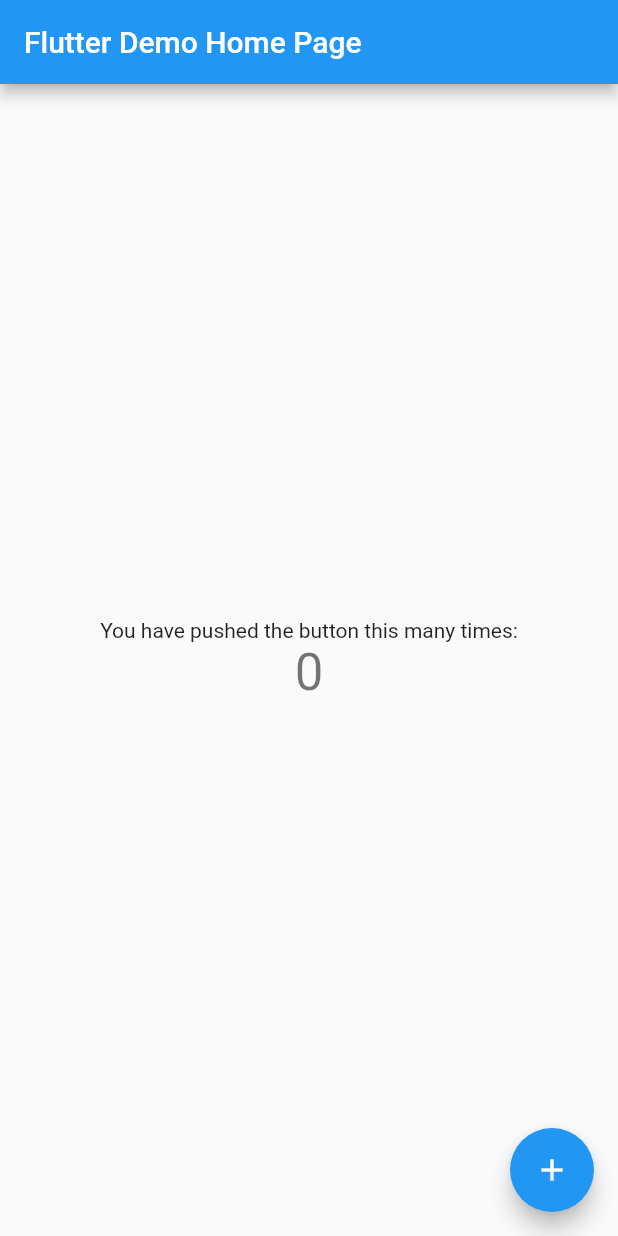
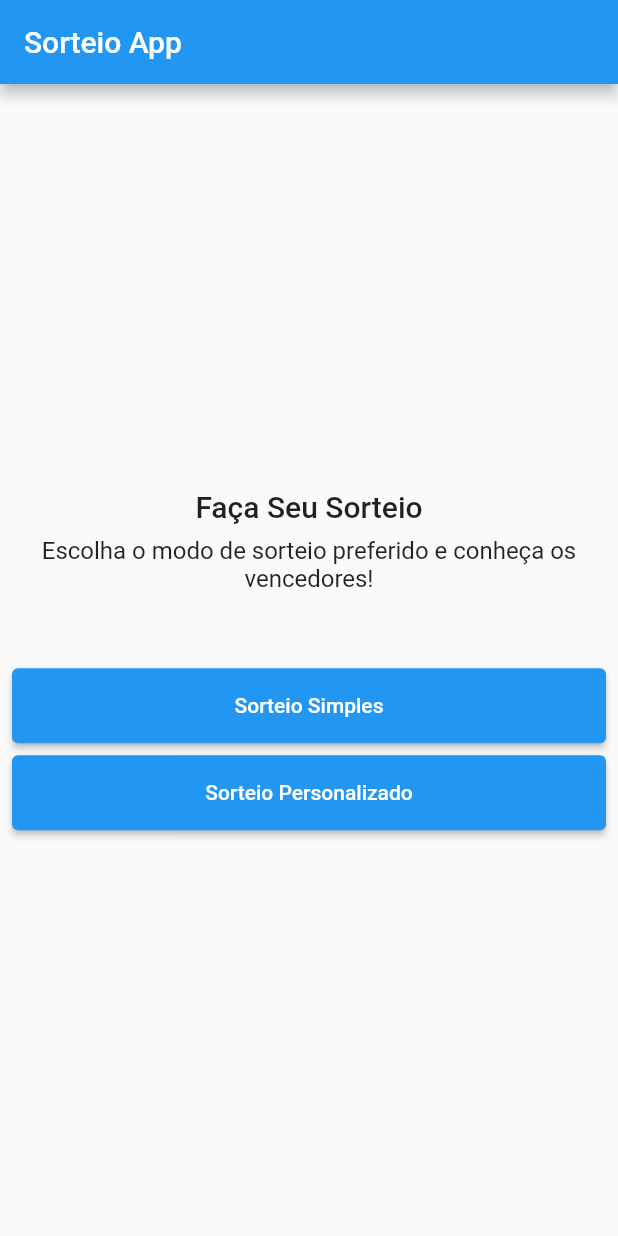
Before and after one commit to jhoneferreiradev/sorteio, a Flutter app: the screen it shows after launch, on a phone screen of 412 x 824 dp. Run offline on Flutter 3.47's test engine with Material 2 defaults, Android fonts, the phone set to English and light mode, and no system bars.

Commit message:
Finalização da primeira etapa do projeto.

```diff
--- /dev/null
+++ b/lib/app_routes.dart
@@ -0,0 +1,23 @@
+import 'package:flutter/material.dart';
+import 'package:sorteio/pages/home_page.dart';
+import 'package:sorteio/pages/sorteio_simples.dart';
+import 'package:sorteio/pages/sorteio_personalizado.dart';
+
+class AppRoutes {
+  static Map<String, Widget Function(BuildContext)> routes = {
+    HomePage.route_name: (context) => HomePage(),
+    PageSorteioSimples.route_name: (context) => PageSorteioSimples(),
+    PageSorteioPersonalizado.route_name: (context) => PageSorteioPersonalizado(),
+  };
+
+  static String initial = HomePage.route_name;
+
+  static GlobalKey<NavigatorState> navigatorKey = GlobalKey<NavigatorState>();
+
+  static goToPageSorteioSimples(BuildContext context) {
+    Navigator.of(context).pushNamed(PageSorteioSimples.route_name);
+  }
+  static goToPageSorteioPersonalizado(BuildContext context) {
+    Navigator.of(context).pushNamed(PageSorteioPersonalizado.route_name);
+  }
+}
--- a/lib/main.dart
+++ b/lib/main.dart
@@ -1,4 +1,8 @@
+import 'dart:math';
+
 import 'package:flutter/material.dart';
+import 'package:sorteio/app_routes.dart';
+import 'package:sorteio/pages/home_page.dart';
 
 void main() {
   runApp(const MyApp());
@@ -7,109 +11,28 @@ void main() {
 class MyApp extends StatelessWidget {
   const MyApp({Key? key}) : super(key: key);
 
-  // This widget is the root of your application.
   @override
   Widget build(BuildContext context) {
     return MaterialApp(
-      title: 'Flutter Demo',
+      title: 'Sorteio App',
+      debugShowCheckedModeBanner: false,
       theme: ThemeData(
-        // This is the theme of your application.
-        //
-        // Try running your application with "flutter run". You'll see the
-        // application has a blue toolbar. Then, without quitting the app, try
-        // changing the primarySwatch below to Colors.green and then invoke
-        // "hot reload" (press "r" in the console where you ran "flutter run",
-        // or simply save your changes to "hot reload" in a Flutter IDE).
-        // Notice that the counter didn't reset back to zero; the application
-        // is not restarted.
         primarySwatch: Colors.blue,
       ),
-      home: const MyHomePage(title: 'Flutter Demo Home Page'),
+      initialRoute: AppRoutes.initial,
+      routes: AppRoutes.routes,
     );
   }
 }
 
-class MyHomePage extends StatefulWidget {
-  const MyHomePage({Key? key, required this.title}) : super(key: key);
-
-  // This widget is the home page of your application. It is stateful, meaning
-  // that it has a State object (defined below) that contains fields that affect
-  // how it looks.
-
-  // This class is the configuration for the state. It holds the values (in this
-  // case the title) provided by the parent (in this case the App widget) and
-  // used by the build method of the State. Fields in a Widget subclass are
-  // always marked "final".
-
-  final String title;
-
-  @override
-  State<MyHomePage> createState() => _MyHomePageState();
-}
-
-class _MyHomePageState extends State<MyHomePage> {
-  int _counter = 0;
-
-  void _incrementCounter() {
-    setState(() {
-      // This call to setState tells the Flutter framework that something has
-      // changed in this State, which causes it to rerun the build method below
-      // so that the display can reflect the updated values. If we changed
-      // _counter without calling setState(), then the build method would not be
-      // called again, and so nothing would appear to happen.
-      _counter++;
-    });
+class Util {
+  static int sortear(int numIni, int numFinal) {
+    int numSorteado = Random().nextInt(numFinal);
+    return (numSorteado < numIni) ? sortear(numIni, numFinal) : numSorteado;
   }
 
-  @override
-  Widget build(BuildContext context) {
-    // This method is rerun every time setState is called, for instance as done
-    // by the _incrementCounter method above.
-    //
-    // The Flutter framework has been optimized to make rerunning build methods
-    // fast, so that you can just rebuild anything that needs updating rather
-    // than having to individually change instances of widgets.
-    return Scaffold(
-      appBar: AppBar(
-        // Here we take the value from the MyHomePage object that was created by
-        // the App.build method, and use it to set our appbar title.
-        title: Text(widget.title),
-      ),
-      body: Center(
-        // Center is a layout widget. It takes a single child and positions it
-        // in the middle of the parent.
-        child: Column(
-          // Column is also a layout widget. It takes a list of children and
-          // arranges them vertically. By default, it sizes itself to fit its
-          // children horizontally, and tries to be as tall as its parent.
-          //
-          // Invoke "debug painting" (press "p" in the console, choose the
-          // "Toggle Debug Paint" action from the Flutter Inspector in Android
-          // Studio, or the "Toggle Debug Paint" command in Visual Studio Code)
-          // to see the wireframe for each widget.
-          //
-          // Column has various properties to control how it sizes itself and
-          // how it positions its children. Here we use mainAxisAlignment to
-          // center the children vertically; the main axis here is the vertical
-          // axis because Columns are vertical (the cross axis would be
-          // horizontal).
-          mainAxisAlignment: MainAxisAlignment.center,
-          children: <Widget>[
-            const Text(
-              'You have pushed the button this many times:',
-            ),
-            Text(
-              '$_counter',
-              style: Theme.of(context).textTheme.headline4,
-            ),
-          ],
-        ),
-      ),
-      floatingActionButton: FloatingActionButton(
-        onPressed: _incrementCounter,
-        tooltip: 'Increment',
-        child: const Icon(Icons.add),
-      ), // This trailing comma makes auto-formatting nicer for build methods.
-    );
+  static int sortearOpcoes(List<String> opcoes) {
+    int numIni = 0, numFinal = (opcoes.length -1);
+    return sortear(numIni, numFinal);
   }
 }
--- /dev/null
+++ b/lib/pages/home_page.dart
@@ -0,0 +1,87 @@
+import 'package:flutter/material.dart';
+import 'package:sorteio/app_routes.dart';
+
+class HomePage extends StatefulWidget {
+  HomePage({Key? key}) : super(key: key);
+
+  final String title = "Sorteio App";
+
+  static String route_name = "page_home";
+
+  @override
+  State<HomePage> createState() => _HomePageState();
+}
+
+class _HomePageState extends State<HomePage> {
+  @override
+  Widget build(BuildContext context) {
+    return SafeArea(
+      child: Scaffold(
+        appBar: AppBar(
+          title: Text(widget.title),
+        ),
+        body: Container(
+          padding: EdgeInsets.all(8),
+          child: Column(
+            mainAxisAlignment: MainAxisAlignment.center,
+            children: [
+              Row(
+                mainAxisAlignment: MainAxisAlignment.center,
+                crossAxisAlignment: CrossAxisAlignment.center,
+                children: [
+                  Expanded(
+                      child: Text(
+                    "Faça Seu Sorteio",
+                    textAlign: TextAlign.center,
+                    style: Theme.of(context).textTheme.titleLarge,
+                  )),
+                ],
+              ),
+              SizedBox(height: 8),
+              Row(
+                mainAxisAlignment: MainAxisAlignment.center,
+                crossAxisAlignment: CrossAxisAlignment.center,
+                children: [
+                  Expanded(
+                      child: Text(
+                    "Escolha o modo de sorteio preferido e conheça os vencedores!",
+                    textAlign: TextAlign.center,
+                    style: Theme.of(context).textTheme.subtitle1,
+                  )),
+                ],
+              ),
+              SizedBox(height: 50),
+              Row(
+                children: [
+                  Expanded(
+                      child: Container(
+                    height: 50,
+                    child: ElevatedButton(
+                        onPressed: () {
+                          AppRoutes.goToPageSorteioSimples(context);
+                        },
+                        child: Text("Sorteio Simples")),
+                  )),
+                ],
+              ),
+              SizedBox(height: 8),
+              Row(
+                children: [
+                  Expanded(
+                      child: Container(
+                    height: 50,
+                    child: ElevatedButton(
+                        onPressed: () {
+                          AppRoutes.goToPageSorteioPersonalizado(context);
+                        },
+                        child: Text("Sorteio Personalizado")),
+                  )),
+                ],
+              ),
+            ],
+          ),
+        ),
+      ),
+    );
+  }
+}
```
Also changed, not shown: lib/pages/sorteio_personalizado.dart (added, +245 -0 lines), lib/pages/sorteio_simples.dart (added, +201 -0 lines).
